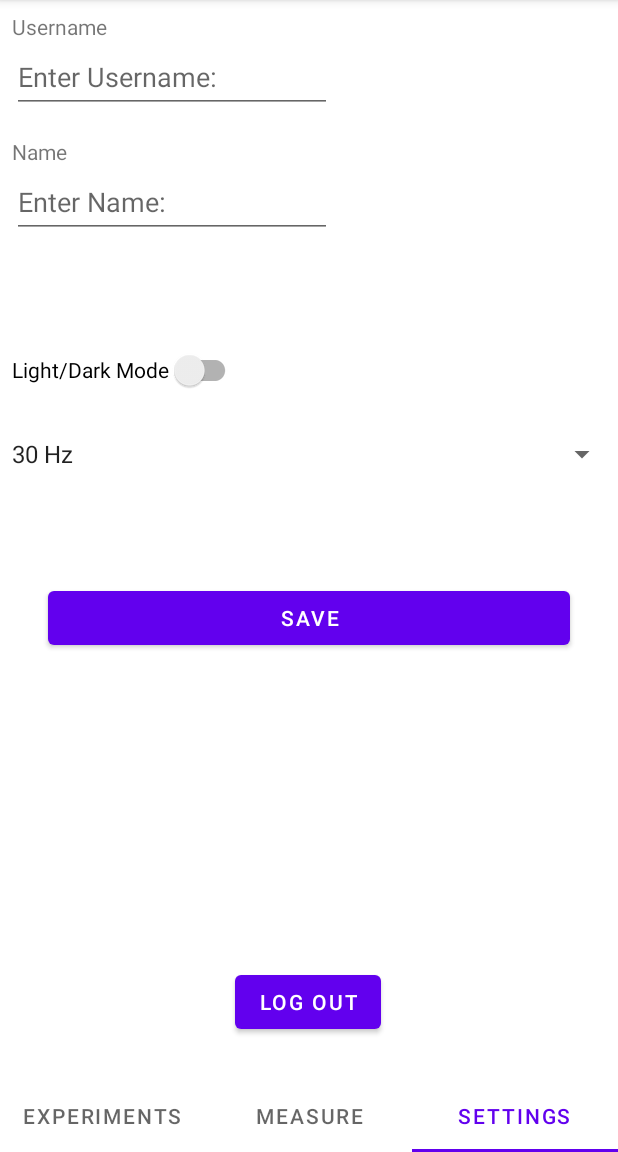
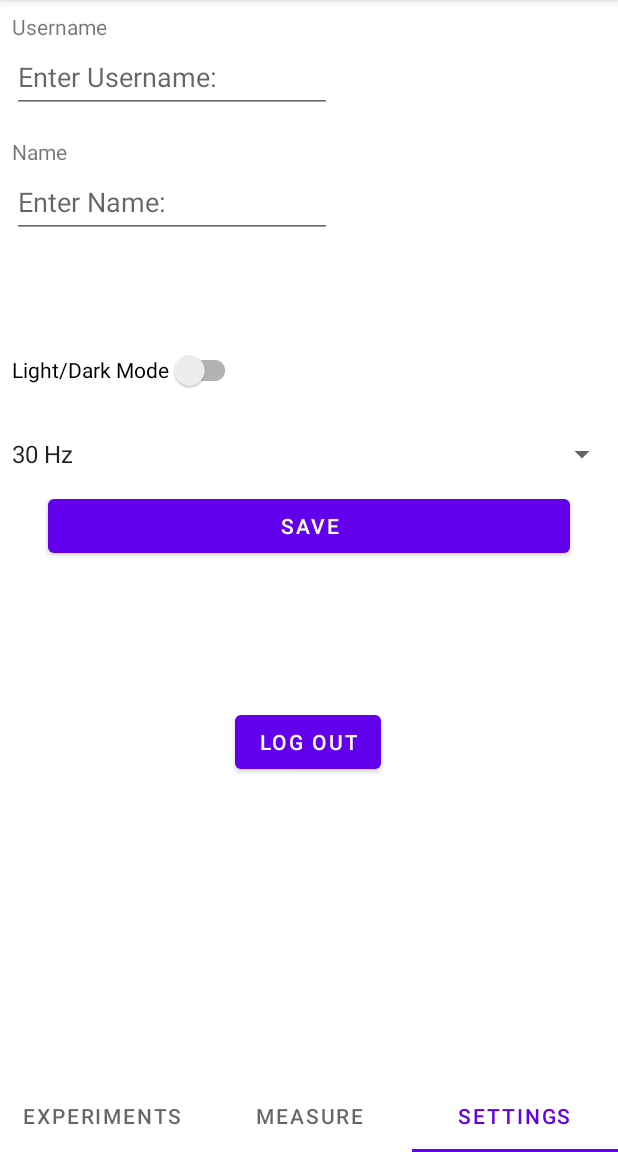
Before and after one commit to ShayGeko/Multimeter, an Android app: the screen it shows after launch (MainMenuActivity), item 3 of the bottom bar chosen, on a phone screen of 412 x 824 dp, the part 84-1236 px from its top. Run offline under Robolectric (Android 15) with nearby library versions, the light colour scheme and no system bars; libraries missing offline, so code that uses them is left out: com.jjoe64.graphview, io.realm.kotlin; 20 statements that could not run were skipped.

Commit message:
:lipstick: fixed buttons in the setting tab

```diff
--- a/app/src/main/res/layout/fragment_settings.xml
+++ b/app/src/main/res/layout/fragment_settings.xml
@@ -79,24 +79,23 @@
         android:layout_height="wrap_content"
         android:layout_marginStart="32dp"
         android:layout_marginEnd="32dp"
-        android:layout_marginBottom="284dp"
         android:text="@string/save"
-        app:layout_constraintBottom_toBottomOf="parent"
         app:layout_constraintEnd_toEndOf="parent"
         app:layout_constraintHorizontal_bias="0.0"
-        app:layout_constraintStart_toStartOf="parent" />
+        app:layout_constraintStart_toStartOf="parent"
+        app:layout_constraintTop_toBottomOf="@+id/spinnerFrequency" />
 
     <Button
         android:id="@+id/logout_btn"
         android:layout_width="wrap_content"
         android:layout_height="wrap_content"
         android:layout_marginStart="32dp"
+        android:layout_marginTop="96dp"
         android:layout_marginEnd="32dp"
-        android:layout_marginBottom="28dp"
         android:text="@string/log_out"
-        app:layout_constraintBottom_toBottomOf="parent"
         app:layout_constraintEnd_toEndOf="parent"
         app:layout_constraintHorizontal_bias="0.497"
-        app:layout_constraintStart_toStartOf="parent" />
+        app:layout_constraintStart_toStartOf="parent"
+        app:layout_constraintTop_toBottomOf="@+id/saveBtn" />
 
 </androidx.constraintlayout.widget.ConstraintLayout>
```
